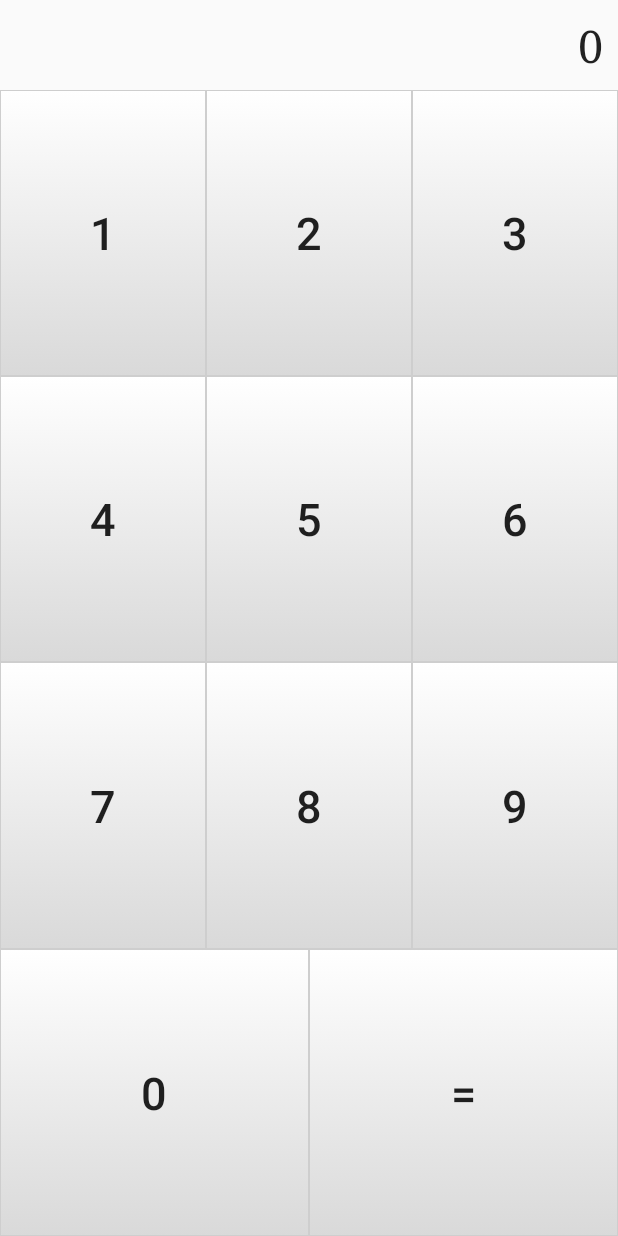
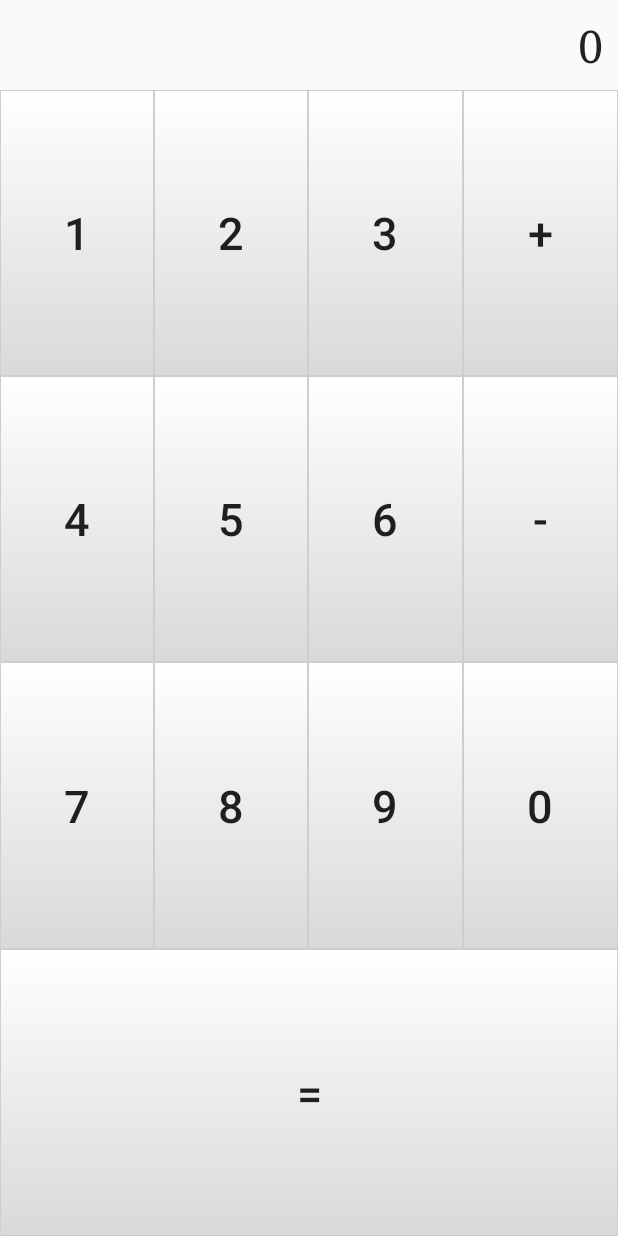
Before and after one commit to Rekamux/GWCCalculator, an Android app: the screen it shows after launch (MainActivity), on a phone screen of 412 x 824 dp. Run offline under Robolectric (Android 15) with nearby library versions, the phone set to English and light mode, and no system bars.

Commit message:
Exercise 5
Added the "+" and "-" signs

```diff
--- a/app/src/main/java/com/gwc/ax/gwccalculator/MainActivity.java
+++ b/app/src/main/java/com/gwc/ax/gwccalculator/MainActivity.java
@@ -12,18 +12,22 @@ public class MainActivity extends AppCompatActivity
     // IDs of all the numeric buttons
     private int[] numericButtons = {R.id.buttonOne, R.id.buttonTwo, R.id.buttonThree, R.id.buttonFour, R.id.buttonFive, R.id.buttonSix, R.id.buttonSeven, R.id.buttonEight, R.id.buttonNine, R.id.buttonZero}; // The other numeric buttons will be added later
     // IDs of all the operator buttons
-    private int[] operatorButtons = {}; // They will be added later
+    private int[] operatorButtons = {R.id.buttonPlus, R.id.buttonMinus};
     // The ID of the "=" button
     private int equalButton = R.id.buttonEqual;
     // TextView used to display the output
     private TextView screenTextView;
-    // The actual value of the expression
-    private int screenValue;
-    // The value of the pressed numeric button
-    private int numericButtonValue;
+    // The value of the two operand
+    private int operandValues[] = {0, 0};
+    // The last pressed operator
+    private String lastOperator = "+";
+    // Which operand is being filled
+    private int operandIndex;
+    // Whether we have started populating the operand
+    private boolean hasPopulatedOperand;
 
     // Show the screenValue in the screenTextView
-    private void updateScreenTextView()
+    private void updateScreenTextView(int screenValue)
     {
         screenTextView.setText(Integer.toString(screenValue));
     }
@@ -35,12 +39,12 @@ public class MainActivity extends AppCompatActivity
         setContentView(R.layout.activity_main);
         // Find the TextView
         screenTextView = (TextView) findViewById(R.id.textScreen);
-        // The screen value starts at 0
-        screenValue = 0;
-        // Show the value on the screen
-        updateScreenTextView();
-        // The numeric button value is at 0
-        numericButtonValue = 0;
+        // Show 0 on the screen
+        updateScreenTextView(0);
+        // At first, we haven't input anything to the operands
+        hasPopulatedOperand = false;
+        // We'll start by filling the first operand
+        operandIndex = 0;
 
         // All the numeric buttons use the NumericButtonListener listener
         NumericButtonListener numericButtonListener = new NumericButtonListener();
@@ -49,6 +53,14 @@ public class MainActivity extends AppCompatActivity
             findViewById(id).setOnClickListener(numericButtonListener);
         }
 
+        // All the operator buttons use the OperatorButtonListener listener
+        OperatorButtonListener operatorButtonListener = new OperatorButtonListener();
+        for (int id : operatorButtons)
+        {
+            findViewById(id).setOnClickListener(operatorButtonListener);
+        }
+
+        // The equal sign uses the EqualButtonListener listener
         EqualButtonListener equalButtonListener = new EqualButtonListener();
         findViewById(equalButton).setOnClickListener(equalButtonListener);
     }
@@ -58,14 +70,24 @@ public class MainActivity extends AppCompatActivity
         @Override
         public void onClick(View v)
         {
+            // If we were showing a result, we need to replace it with the number
+            if (!hasPopulatedOperand)
+            {
+                // We have now an input
+                hasPopulatedOperand = true;
+                // Make sure the new number we are going to fill is at zero
+                operandValues[operandIndex] = 0;
+            }
             // We know that the View that has been clicked on is actually a Button
             Button button = (Button) v;
             // Gather the text shown by the button
             String text = button.getText().toString();
-            // Extract the numeric value of that text and store it in the numeric button value
-            numericButtonValue = numericButtonValue * 10 + Integer.valueOf(text);
-            // Show it on the screen
-            screenTextView.setText(Integer.toString(numericButtonValue));
+            // Gather the int value of the button
+            int value = Integer.valueOf(text);
+            // Math: when you add a digit at the right of an integer, you multiply it by 10 and add that digit
+            operandValues[operandIndex] = operandValues[operandIndex] * 10 + value;
+            // Show the result on the screen
+            updateScreenTextView(operandValues[operandIndex]);
         }
     }
 
@@ -74,12 +96,49 @@ public class MainActivity extends AppCompatActivity
         @Override
         public void onClick(View v)
         {
-            // When you click on it, add the value above to the current value
-            screenValue = screenValue + numericButtonValue;
-            // Show the result on the screen
-            updateScreenTextView();
-            // Reset the numeric button value to 0
-            numericButtonValue = 0;
+            // It only works if we have populated the second operand
+            if (hasPopulatedOperand && operandIndex == 1)
+            {
+                int result = operandValues[0];
+                // If the last operator was +
+                if (lastOperator.equals("+"))
+                {
+                    // We add the second value
+                    result += operandValues[1];
+                }
+                // Else if it was -
+                else if (lastOperator.equals("-"))
+                {
+                    // We substract the second value
+                    result -= operandValues[1];
+                }
+                // Show the result on the screen
+                updateScreenTextView(result);
+                // Select the first operand again
+                operandIndex = 0;
+                // We are done populating operands for now
+                hasPopulatedOperand = false;
+            }
+        }
+    }
+
+    private class OperatorButtonListener implements View.OnClickListener
+    {
+        @Override
+        public void onClick(View v)
+        {
+            // This click only works if we have populated the first number
+            if (hasPopulatedOperand && operandIndex == 0)
+            {
+                // We know that the View that has been clicked on is actually a Button
+                Button button = (Button) v;
+                // Gather the text shown by the button and store it in the lastOperator
+                lastOperator = button.getText().toString();
+                // We select the second operand
+                operandIndex = 1;
+                // We have not populated it yet
+                hasPopulatedOperand = false;
+            }
         }
     }
 }
--- a/app/src/main/res/layout/activity_main.xml
+++ b/app/src/main/res/layout/activity_main.xml
@@ -52,6 +52,14 @@
                 android:background="@drawable/button"
                 android:id="@+id/buttonThree"
                 android:text="3" />
+            <Button
+                android:layout_width="0dp"
+                android:layout_height="match_parent"
+                android:layout_weight="1"
+                android:textSize="30sp"
+                android:background="@drawable/button"
+                android:id="@+id/buttonPlus"
+                android:text="+" />
         </LinearLayout>
 
         <LinearLayout
@@ -83,6 +91,14 @@
                 android:background="@drawable/button"
                 android:id="@+id/buttonSix"
                 android:text="6" />
+            <Button
+                android:layout_width="0dp"
+                android:layout_height="match_parent"
+                android:layout_weight="1"
+                android:textSize="30sp"
+                android:background="@drawable/button"
+                android:id="@+id/buttonMinus"
+                android:text="-" />
         </LinearLayout>
         <LinearLayout
             android:layout_width="match_parent"
@@ -113,6 +129,14 @@
                 android:background="@drawable/button"
                 android:id="@+id/buttonNine"
                 android:text="9" />
+            <Button
+                android:layout_width="0dp"
+                android:layout_height="match_parent"
+                android:layout_weight="1"
+                android:textSize="30sp"
+                android:background="@drawable/button"
+                android:id="@+id/buttonZero"
+                android:text="0" />
         </LinearLayout>
         <LinearLayout
             android:layout_width="match_parent"
@@ -125,14 +149,6 @@
                 android:layout_weight="1"
                 android:textSize="30sp"
                 android:background="@drawable/button"
-                android:id="@+id/buttonZero"
-                android:text="0" />
-            <Button
-                android:layout_width="0dp"
-                android:layout_height="match_parent"
-                android:layout_weight="1"
-                android:textSize="30sp"
-                android:background="@drawable/button"
                 android:id="@+id/buttonEqual"
                 android:text="=" />
         </LinearLayout>
```
